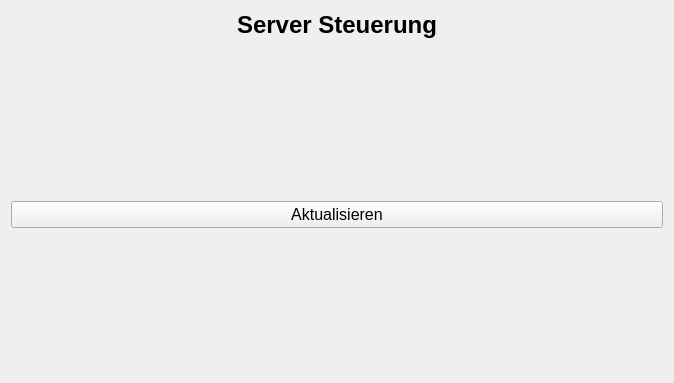
First picture: the form in qt_ui/templates/site_control.ui, repository GrowVolution/AdminPanel, before the edit.
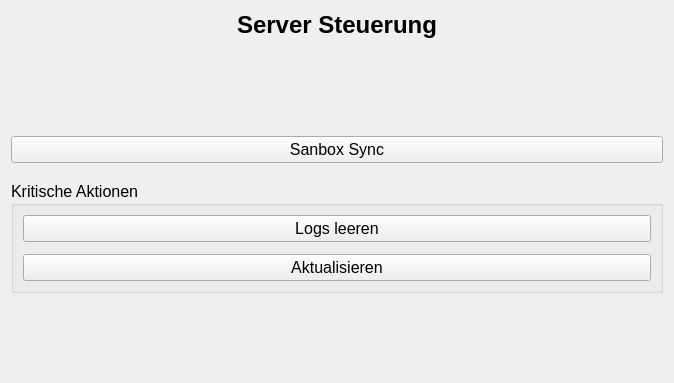
Second picture: the form after the edit.

The edit to the form file:
```diff
--- a/qt_ui/templates/site_control.ui
+++ b/qt_ui/templates/site_control.ui
@@ -53,12 +53,38 @@
     </spacer>
    </item>
    <item>
-    <widget class="QPushButton" name="deploy_updates">
+    <widget class="QPushButton" name="sync_sandbox">
      <property name="text">
-      <string>Aktualisieren</string>
+      <string>Sanbox Sync</string>
      </property>
     </widget>
    </item>
+   <item>
+    <widget class="QGroupBox" name="critical_actions">
+     <property name="title">
+      <string>Kritische Aktionen</string>
+     </property>
+     <layout class="QVBoxLayout" name="verticalLayout_2">
+      <property name="spacing">
+       <number>12</number>
+      </property>
+      <item>
+       <widget class="QPushButton" name="clear_logs">
+        <property name="text">
+         <string>Logs leeren</string>
+        </property>
+       </widget>
+      </item>
+      <item>
+       <widget class="QPushButton" name="deploy_updates">
+        <property name="text">
+         <string>Aktualisieren</string>
+        </property>
+       </widget>
+      </item>
+     </layout>
+    </widget>
+   </item>
    <item>
     <spacer name="verticalSpacer">
      <property name="orientation">
```
